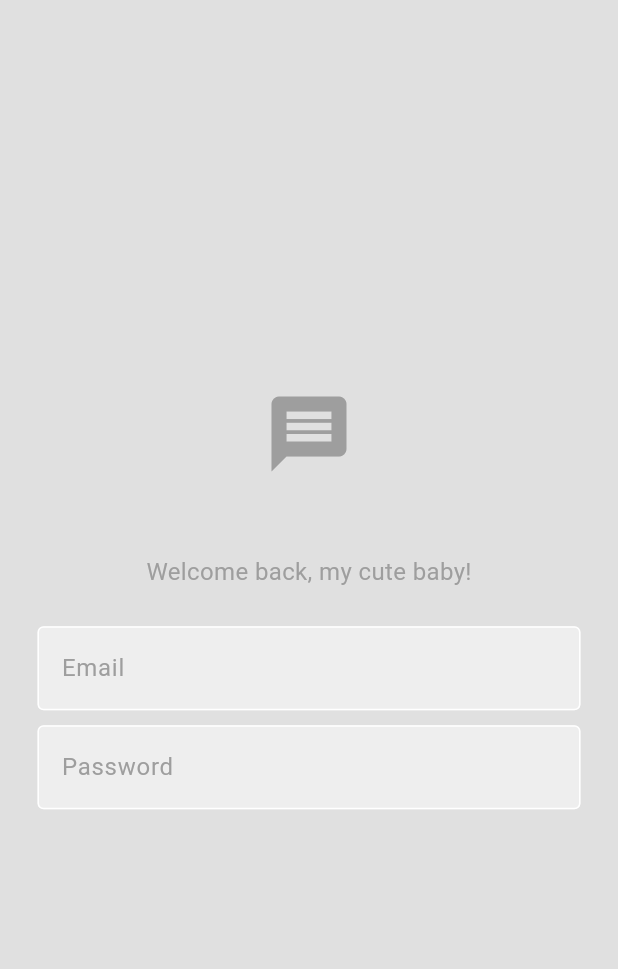
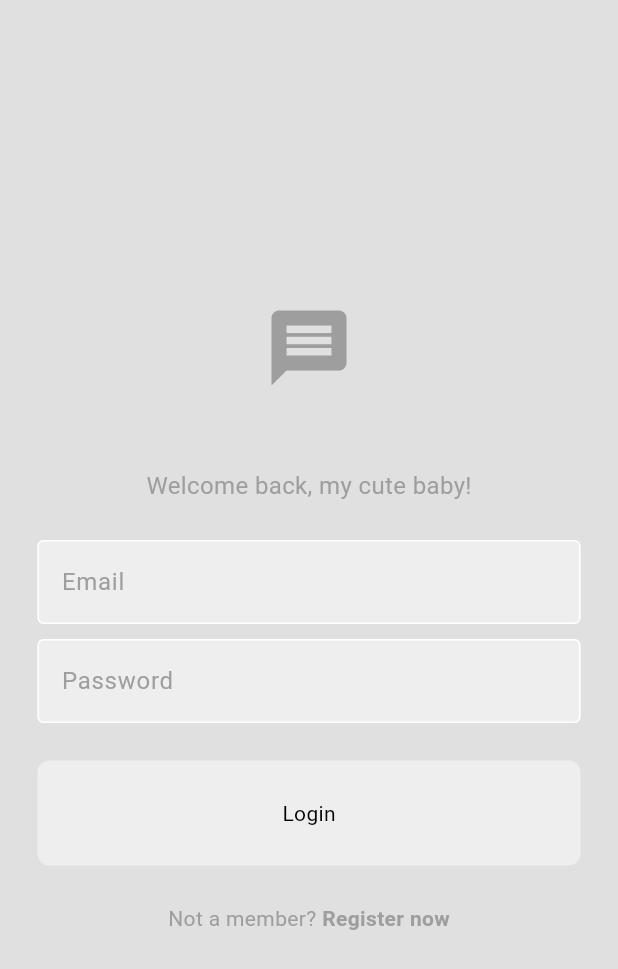
Before and after one commit to Ertannic/chatapptute, a Flutter app: the screen it shows after launch, on a phone screen of 412 x 824 dp. Shown: the top 969 px of the screen. Run offline on Flutter 3.47's test engine with Material 3 defaults, Android fonts, the phone set to English and light mode, and no system bars.

Commit message:
Add login button and Register now text

```diff
--- /dev/null
+++ b/lib/components/my_button.dart
@@ -0,0 +1,31 @@
+import 'package:flutter/material.dart';
+
+class MyButton extends StatelessWidget {
+  final void Function()? onTap;
+  final String text;
+
+
+  const MyButton({
+    super.key,
+    required this.text,
+    required this.onTap,
+    });
+
+  @override
+  Widget build(BuildContext context) {
+    return GestureDetector(
+      onTap: onTap,
+      child: Container(
+        decoration: BoxDecoration(
+          color: Theme.of(context).colorScheme.secondary,
+          borderRadius: BorderRadius.circular(8),
+        ),
+        padding: const EdgeInsets.all(25),
+        margin: const EdgeInsets.symmetric(horizontal: 25),
+        child: Center(
+          child: Text(text),
+          ),
+      ),
+    );
+  }
+}
--- a/lib/pages/login_page.dart
+++ b/lib/pages/login_page.dart
@@ -1,13 +1,16 @@
+import 'package:chatapptute/components/my_button.dart';
 import 'package:chatapptute/components/my_textfield.dart';
 import 'package:flutter/material.dart';
 
 class LoginPage extends StatelessWidget {
-
   // email and pw text controllers
   final TextEditingController _emailController = TextEditingController();
   final TextEditingController _pwController = TextEditingController();
 
-   LoginPage({super.key});
+  LoginPage({super.key});
+
+  // login method
+  void login() {}
 
   @override
   Widget build(BuildContext context) {
@@ -56,8 +59,30 @@ class LoginPage extends StatelessWidget {
             const SizedBox(height: 25),
 
             // login button
+            MyButton(
+              text: "Login",
+              onTap: login,
+            ),
 
+            const SizedBox(height: 25),
             // register now
+            Row(
+              mainAxisAlignment: MainAxisAlignment.center,
+              children: [
+                Text(
+                  "Not a member? ",
+                  style:
+                      TextStyle(color: Theme.of(context).colorScheme.primary),
+                ),
+                Text(
+                  "Register now",
+                  style: TextStyle(
+                    fontWeight: FontWeight.bold,
+                    color: Theme.of(context).colorScheme.primary,
+                  ),
+                ),
+              ],
+            )
           ],
         ),
       ),
```
